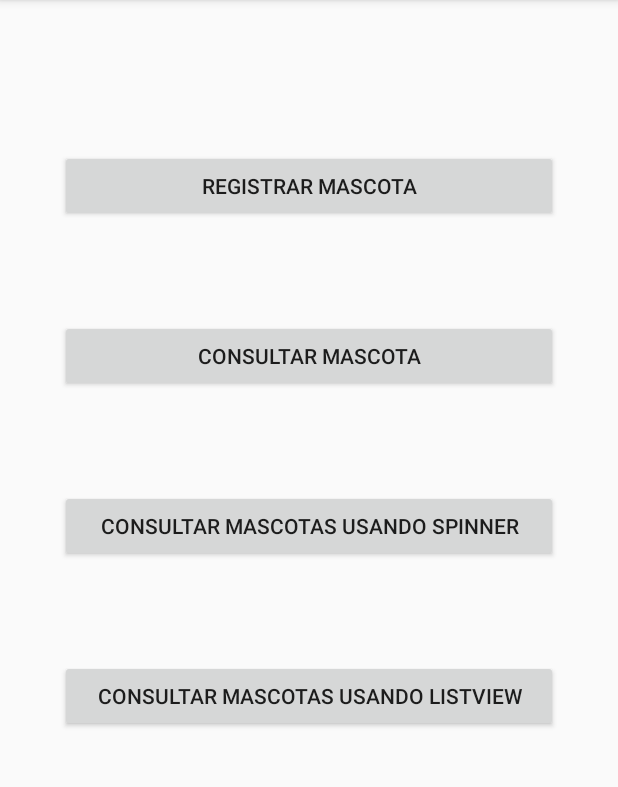
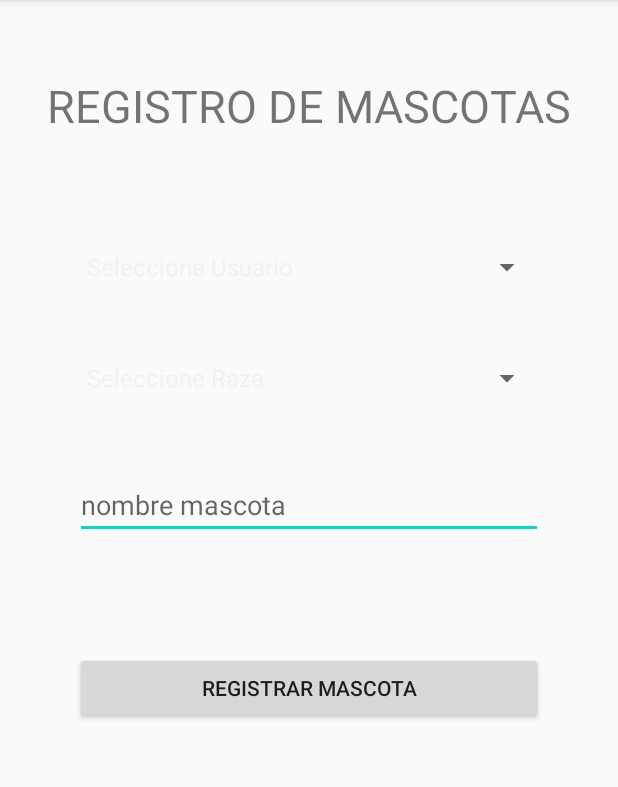
Before and after one commit to efgc/usoSqlAndroid, an Android app: the ActivityMascotaPrincipal screen opened directly, with no data from a screen before it, after a tap on "REGISTRAR MASCOTA", on a phone screen of 412 x 824 dp, the part 84-871 px from its top. Run offline under Robolectric (Android 15) with nearby library versions, the phone set to English and light mode, and no system bars.

Commit message:
Finished working ActivityMascotaConsultaLista and ActivityMascotaDetalle

```diff
--- a/app/src/main/AndroidManifest.xml
+++ b/app/src/main/AndroidManifest.xml
@@ -9,7 +9,10 @@
         android:roundIcon="@mipmap/ic_launcher_round"
         android:supportsRtl="true"
         android:theme="@style/AppTheme">
-        <activity android:name=".formularios.raza.ActivityConsultaRaza"></activity>
+        <activity android:name=".formularios.mascota.ActivityMascotaDetalle"></activity>
+        <activity android:name=".formularios.mascota.ActivityMascotaConsultaLista" />
+        <activity android:name=".formularios.mascota.ActivityMascotaRegistro" />
+        <activity android:name=".formularios.raza.ActivityConsultaRaza" />
         <activity android:name=".formularios.raza.ActivityRazaConsultaCombo" />
         <activity android:name=".formularios.raza.ActivityRazaConsultaLista" />
         <activity android:name=".formularios.raza.ActivityRazaRegistro" />
--- a/app/src/main/java/com/asche/usosqlite/formularios/mascota/ActivityMascotaPrincipal.java
+++ b/app/src/main/java/com/asche/usosqlite/formularios/mascota/ActivityMascotaPrincipal.java
@@ -2,10 +2,12 @@ package com.asche.usosqlite.formularios.mascota;
 
 import androidx.appcompat.app.AppCompatActivity;
 
+import android.content.Intent;
 import android.os.Bundle;
 import android.view.View;
 
 import com.asche.usosqlite.R;
+import com.asche.usosqlite.formularios.usuario.ActivityUsuarioPrincipal;
 
 public class ActivityMascotaPrincipal extends AppCompatActivity {
 
@@ -16,5 +18,17 @@ public class ActivityMascotaPrincipal extends AppCompatActivity {
     }
 
     public void onClick(View view) {
+        Intent myIntent;
+        switch(view.getId()){
+            case R.id.mascotaPrincipalBtnRegistrar:
+                myIntent = new Intent(getApplicationContext(), ActivityMascotaRegistro.class);
+                startActivity(myIntent);
+                break;
+
+            case R.id.mascotaPrincipalBtnConsultarListView:
+                myIntent = new Intent(getApplicationContext(), ActivityMascotaConsultaLista.class);
+                startActivity(myIntent);
+                break;
+        }
     }
 }
--- /dev/null
+++ b/app/src/main/java/com/asche/usosqlite/formularios/mascota/ActivityMascotaRegistro.java
@@ -0,0 +1,240 @@
+package com.asche.usosqlite.formularios.mascota;
+
+import androidx.appcompat.app.AppCompatActivity;
+
+import android.content.ContentValues;
+import android.database.Cursor;
+import android.database.sqlite.SQLiteDatabase;
+import android.os.Bundle;
+import android.util.Log;
+import android.view.View;
+import android.widget.AdapterView;
+import android.widget.ArrayAdapter;
+import android.widget.Spinner;
+import android.widget.TextView;
+import android.widget.Toast;
+
+import com.asche.usosqlite.R;
+import com.asche.usosqlite.entidades.Mascota;
+import com.asche.usosqlite.entidades.Raza;
+import com.asche.usosqlite.entidades.Usuario;
+import com.asche.usosqlite.utilidades.ConexionSQLiteHelper;
+import com.asche.usosqlite.utilidades.Utilidades;
+import com.asche.usosqlite.utilidades.UtilidadesMascota;
+import com.asche.usosqlite.utilidades.UtilidadesRaza;
+import com.asche.usosqlite.utilidades.UtilidadesUsuario;
+
+import java.util.ArrayList;
+import java.util.List;
+
+public class ActivityMascotaRegistro extends AppCompatActivity {
+
+    List<Usuario> listaBackUsuarios;
+    List<String> listaUsuarios;
+    List<Raza> listaBackRazas;
+    List<String> listaRazas;
+
+    Spinner cmbUsuarios, cmbRazas;
+    TextView txtNombreMascota;
+    Integer idUsuario;
+    Integer idRaza;
+    ConexionSQLiteHelper conn;
+
+
+
+    @Override
+    protected void onCreate(Bundle savedInstanceState) {
+        super.onCreate(savedInstanceState);
+        setContentView(R.layout.activity_mascota_registro);
+        this.inicializarComponentes();
+    }
+
+    private void inicializarComponentes() {
+        this.listaBackUsuarios = new ArrayList<>();
+        this.listaUsuarios = new ArrayList<>();
+        this.listaBackRazas = new ArrayList<>();
+        this.listaRazas = new ArrayList<>();
+
+        this.cmbUsuarios = findViewById(R.id.mascotaRegistroCmbUsuario);
+        this.cmbRazas = findViewById(R.id.mascotaRegistroCmbRaza);
+
+        this.txtNombreMascota = findViewById(R.id.mascotaRegistroTxtNombreMascota);
+
+        this.conn = new ConexionSQLiteHelper(getApplicationContext(), Utilidades.BDD_NAME, null, Utilidades.BDD_VERSION);
+
+        this.idUsuario = 0;
+        this.idRaza = 0;
+
+        this.consultarListaUsuarios();
+        this.consultarListaRazas();
+        this.llenarCombos();
+        this.colocarComboListeners();
+
+
+    }
+
+    private void colocarComboListeners() {
+        this.cmbUsuarios.setOnItemSelectedListener(new AdapterView.OnItemSelectedListener() {
+            @Override
+            public void onItemSelected(AdapterView<?> parent, View view, int position, long id) {
+                System.out.println("Position: " + position);
+                if (position != 0) {
+                    idUsuario = listaBackUsuarios.get(position -1).getId();
+
+                } else {
+                   idUsuario = 0;
+
+                }
+            }
+
+            @Override
+            public void onNothingSelected(AdapterView<?> adapterView) {
+
+            }
+        });
+
+        this.cmbRazas.setOnItemSelectedListener(new AdapterView.OnItemSelectedListener() {
+            @Override
+            public void onItemSelected(AdapterView<?> parent, View view, int position, long id) {
+                System.out.println("Position: " + position);
+                if (position != 0) {
+                    idRaza = listaBackRazas.get(position -1).getIdRaza();
+
+                } else {
+                    idRaza = 0;
+
+                }
+            }
+
+            @Override
+            public void onNothingSelected(AdapterView<?> adapterView) {
+
+            }
+        });
+
+    }
+
+    private void llenarCombos() {
+        this.listaRazas = new ArrayList<>();
+        this.listaUsuarios = new ArrayList<>();
+
+        this.listaRazas.add("Seleccione Raza");
+        for (int i = 0; i < this.listaBackRazas.size(); i++) {
+            this.listaRazas.add(this.listaBackRazas.get(i).getIdRaza()
+                    + " - " + this.listaBackRazas.get(i).getNombreRaza());
+        }
+
+        System.out.println("Lista razas: " + listaRazas.size());
+        System.out.println("Lista razas back: " + listaBackRazas.size());
+        ArrayAdapter<CharSequence> adaptador = new ArrayAdapter(getApplicationContext(),
+                android.R.layout.simple_spinner_item, this.listaRazas);
+        this.cmbRazas.setAdapter(adaptador);
+
+
+        this.listaUsuarios.add("Seleccione Usuario");
+        for (int i = 0; i < this.listaBackUsuarios.size(); i++) {
+            this.listaUsuarios.add(this.listaBackUsuarios.get(i).getId()
+                    + " - " + this.listaBackUsuarios.get(i).getNombre());
+        }
+
+        System.out.println("Lista usuarios: " + listaRazas.size());
+        System.out.println("Lista usuarios back: " + listaBackRazas.size());
+        adaptador = new ArrayAdapter(getApplicationContext(),
+                android.R.layout.simple_spinner_item, this.listaUsuarios);
+        this.cmbUsuarios.setAdapter(adaptador);
+    }
+
+    private void consultarListaRazas() {
+        this.listaBackRazas = new ArrayList<>();
+
+        SQLiteDatabase db = this.conn.getReadableDatabase();
+
+
+        Cursor cursor = db.rawQuery("SELECT * FROM " + UtilidadesRaza.TABLA_RAZA, null);
+
+        while (cursor.moveToNext()) {
+            Raza raza = new Raza();
+            raza.setIdRaza(cursor.getInt(0));
+            raza.setNombreRaza(cursor.getString(1));
+
+
+            Log.i("Raza: ", raza.getIdRaza().toString() + " "+raza.getNombreRaza() );
+
+
+            this.listaBackRazas.add(raza);
+        }
+        cursor.close();
+        db.close();
+    }
+
+    private void consultarListaUsuarios() {
+        this.listaBackUsuarios = new ArrayList<>();
+
+
+        SQLiteDatabase db = this.conn.getReadableDatabase();
+
+
+        Cursor cursor = db.rawQuery("SELECT * FROM " + UtilidadesUsuario.TABLA_USUARIO, null);
+
+        while (cursor.moveToNext()) {
+            Usuario usuario = new Usuario();
+
+            usuario.setId(cursor.getInt(0));
+            usuario.setNombre(cursor.getString(1));
+            usuario.setTelefono(cursor.getString(2));
+
+            Log.i("Usuario: ", usuario.getId().toString() + " "+usuario.getNombre() + " "+usuario.getTelefono());
+
+
+            this.listaBackUsuarios.add(usuario);
+        }
+        cursor.close();
+        db.close();
+    }
+
+    public void onClick(View view) {
+
+        switch (view.getId()){
+            case R.id.mascotaRegistroBtnRegistrar:
+                this.registrarMascota();
+                break;
+        }
+    }
+
+    private void registrarMascota() {
+        if(this.idRaza == 0 || this.idUsuario == 0 || this.txtNombreMascota.getText().toString().equals("nombre raza")){
+            Toast.makeText(getApplicationContext(), "Seleccione los valores", Toast.LENGTH_SHORT).show();
+        }else{
+            SQLiteDatabase db = this.conn.getWritableDatabase();
+            //instruccion sql para insertar
+            Mascota mascota = new Mascota();
+            mascota.setIdUsuario(this.idUsuario);
+            mascota.setNombreMascota(this.txtNombreMascota.getText().toString());
+            mascota.setIdRaza(this.idRaza);
+
+            ContentValues values = new ContentValues();
+
+            values.put(UtilidadesMascota.CAMPO_ID_RAZA, mascota.getIdRaza());
+            values.put(UtilidadesMascota.CAMPO_ID_USUARIO, mascota.getIdUsuario());
+            values.put(UtilidadesMascota.CAMPO_NOMBRE_MASCOTA, mascota.getNombreMascota());
+
+            Long idResultado = db.insert(UtilidadesMascota.TABLA_MASCOTA, UtilidadesMascota.CAMPO_ID_MASCOTA, values);
+            //Cerrando la conexion
+
+            //Cerrando la conexion
+            db.close();
+            Toast.makeText(getApplicationContext(),"Mascota registrada, id: "+idResultado,Toast.LENGTH_SHORT).show();
+            this.limpiarCampos();
+        }
+
+
+    }
+
+    private void limpiarCampos() {
+        this.txtNombreMascota.setText("");
+        this.consultarListaUsuarios();
+        this.consultarListaRazas();
+        this.llenarCombos();
+        this.colocarComboListeners();
+    }
+}
--- /dev/null
+++ b/app/src/main/res/layout/activity_mascota_registro.xml
@@ -0,0 +1,73 @@
+<?xml version="1.0" encoding="utf-8"?>
+<androidx.constraintlayout.widget.ConstraintLayout xmlns:android="http://schemas.android.com/apk/res/android"
+    xmlns:app="http://schemas.android.com/apk/res-auto"
+    xmlns:tools="http://schemas.android.com/tools"
+    android:layout_width="match_parent"
+    android:layout_height="match_parent"
+    tools:context=".formularios.mascota.ActivityMascotaRegistro">
+
+    <TextView
+        android:id="@+id/textView"
+        android:layout_width="wrap_content"
+        android:layout_height="wrap_content"
+        android:layout_marginStart="50dp"
+        android:layout_marginTop="50dp"
+        android:layout_marginEnd="50dp"
+        android:text="REGISTRO DE MASCOTAS"
+        android:textSize="30dp"
+        app:layout_constraintEnd_toEndOf="parent"
+        app:layout_constraintHorizontal_bias="0.5"
+        app:layout_constraintStart_toStartOf="parent"
+        app:layout_constraintTop_toTopOf="parent" />
+
+    <EditText
+        android:id="@+id/mascotaRegistroTxtNombreMascota"
+        android:layout_width="0dp"
+        android:layout_height="wrap_content"
+        android:layout_marginStart="50dp"
+        android:layout_marginTop="50dp"
+        android:layout_marginEnd="50dp"
+        android:ems="10"
+        android:hint="nombre mascota"
+        android:inputType="textPersonName"
+        app:layout_constraintEnd_toEndOf="parent"
+        app:layout_constraintStart_toStartOf="parent"
+        app:layout_constraintTop_toBottomOf="@+id/mascotaRegistroCmbRaza" />
+
+    <Button
+        android:id="@+id/mascotaRegistroBtnRegistrar"
+        android:layout_width="0dp"
+        android:layout_height="wrap_content"
+        android:layout_marginStart="50dp"
+        android:layout_marginTop="75dp"
+        android:layout_marginEnd="50dp"
+        android:onClick="onClick"
+        android:text="Registrar Mascota"
+        app:layout_constraintEnd_toEndOf="parent"
+        app:layout_constraintStart_toStartOf="parent"
+        app:layout_constraintTop_toBottomOf="@+id/mascotaRegistroTxtNombreMascota" />
+
+    <Spinner
+        android:id="@+id/mascotaRegistroCmbUsuario"
+        android:layout_width="0dp"
+        android:layout_height="wrap_content"
+        android:layout_marginStart="50dp"
+        android:layout_marginTop="75dp"
+        android:layout_marginEnd="50dp"
+        app:layout_constraintEnd_toEndOf="parent"
+        app:layout_constraintStart_toStartOf="parent"
+        app:layout_constraintTop_toBottomOf="@+id/textView" />
+
+    <Spinner
+        android:id="@+id/mascotaRegistroCmbRaza"
+        android:layout_width="0dp"
+        android:layout_height="wrap_content"
+        android:layout_marginStart="50dp"
+        android:layout_marginTop="50dp"
+        android:layout_marginEnd="50dp"
+        app:layout_constraintEnd_toEndOf="parent"
+        app:layout_constraintStart_toStartOf="parent"
+        app:layout_constraintTop_toBottomOf="@+id/mascotaRegistroCmbUsuario" />
+
+
+</androidx.constraintlayout.widget.ConstraintLayout>
```
Also changed, not shown: app/src/main/java/com/asche/usosqlite/formularios/PrincipalActivity.java (+5 -4 lines), app/src/main/java/com/asche/usosqlite/formularios/mascota/ActivityMascotaConsultaLista.java (added, +100 -0 lines), app/src/main/java/com/asche/usosqlite/formularios/mascota/ActivityMascotaDetalle.java (added, +76 -0 lines), app/src/main/java/com/asche/usosqlite/utilidades/UtilidadesMascota.java (+11 -4 lines), app/src/main/res/layout/activity_mascota_consulta_lista.xml (added, +36 -0 lines), app/src/main/res/layout/activity_mascota_detalle.xml (added, +106 -0 lines).
